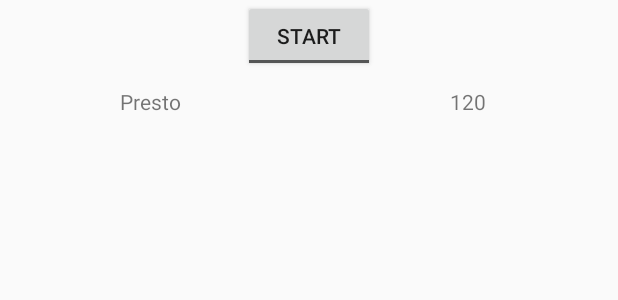
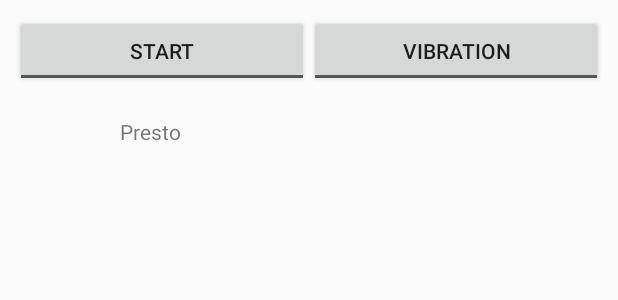
Before and after one commit to GoodDok/Metronome, an Android app: the layout activity_main.xml on its own in the app's theme, with its tools: preview values and no code run, on a phone screen of 412 x 824 dp. Shown: the top 300 px of the screen. Run offline under Robolectric (Android 15) with nearby library versions, the phone set to English and light mode, and no system bars; plain views replace VerticalSeekBar, VerticalSeekBarWrapper.

Commit message:
added tick type control button in MainActivity TickerController was implemented

```diff
--- a/app/src/main/java/com/gooddok/metronome/logic/SoundTick.java
+++ b/app/src/main/java/com/gooddok/metronome/logic/SoundTick.java
@@ -4,7 +4,7 @@ import android.media.AudioManager;
 import android.media.ToneGenerator;
 
 public class SoundTick implements Tick {
-    private ToneGenerator toneG = new ToneGenerator(AudioManager.STREAM_ALARM, 100);
+    private ToneGenerator toneG = new ToneGenerator(AudioManager.STREAM_ALARM, 80);
 
     @Override
     public void make() {
--- a/app/src/main/java/com/gooddok/metronome/logic/VibrateTick.java
+++ b/app/src/main/java/com/gooddok/metronome/logic/VibrateTick.java
@@ -14,6 +14,6 @@ public class VibrateTick implements Tick {
     @Override
     public void make() {
         // Vibrate for 500 milliseconds
-        vibrator.vibrate(500);
+        vibrator.vibrate(50);
     }
 }
--- a/app/src/main/res/layout/activity_main.xml
+++ b/app/src/main/res/layout/activity_main.xml
@@ -7,16 +7,32 @@
     android:orientation="vertical"
     tools:context="com.gooddok.metronome.MainActivity">
 
+    <LinearLayout
+        android:layout_width="match_parent"
+        android:layout_height="wrap_content"
+        android:layout_margin="10dp"
+        android:orientation="horizontal">
+
         <ToggleButton
             android:id="@+id/toggleButton"
-        android:layout_width="wrap_content"
+            android:layout_width="match_parent"
             android:layout_height="wrap_content"
-        android:layout_gravity="center"
+            android:layout_weight="1"
             android:textAlignment="center"
             android:textOn="STOP"
             android:textOff="START"
             />
 
+        <ToggleButton
+            android:id="@+id/toggleButtonSound"
+            android:layout_width="match_parent"
+            android:layout_height="wrap_content"
+            android:layout_weight="1"
+            android:textAlignment="center"
+            android:textOn="SOUND"
+            android:textOff="VIBRATION"
+            />
+    </LinearLayout>
 
     <LinearLayout
         android:layout_width="match_parent"
@@ -44,10 +60,10 @@
         </com.h6ah4i.android.widget.verticalseekbar.VerticalSeekBarWrapper>
 
         <TextView
+            android:id="@+id/textTempCounter"
             android:layout_width="match_parent"
             android:layout_height="match_parent"
             android:textAlignment="center"
-            android:layout_weight="1"
-            android:text="120" />
+            android:layout_weight="1"/>
     </LinearLayout>
 </LinearLayout>
```
Also changed, not shown: app/src/main/java/com/gooddok/metronome/MainActivity.java (+64 -2 lines), app/src/main/java/com/gooddok/metronome/logic/TickerController.java (+29 -3 lines). Lines whose indentation alone changed are shown as unchanged.
